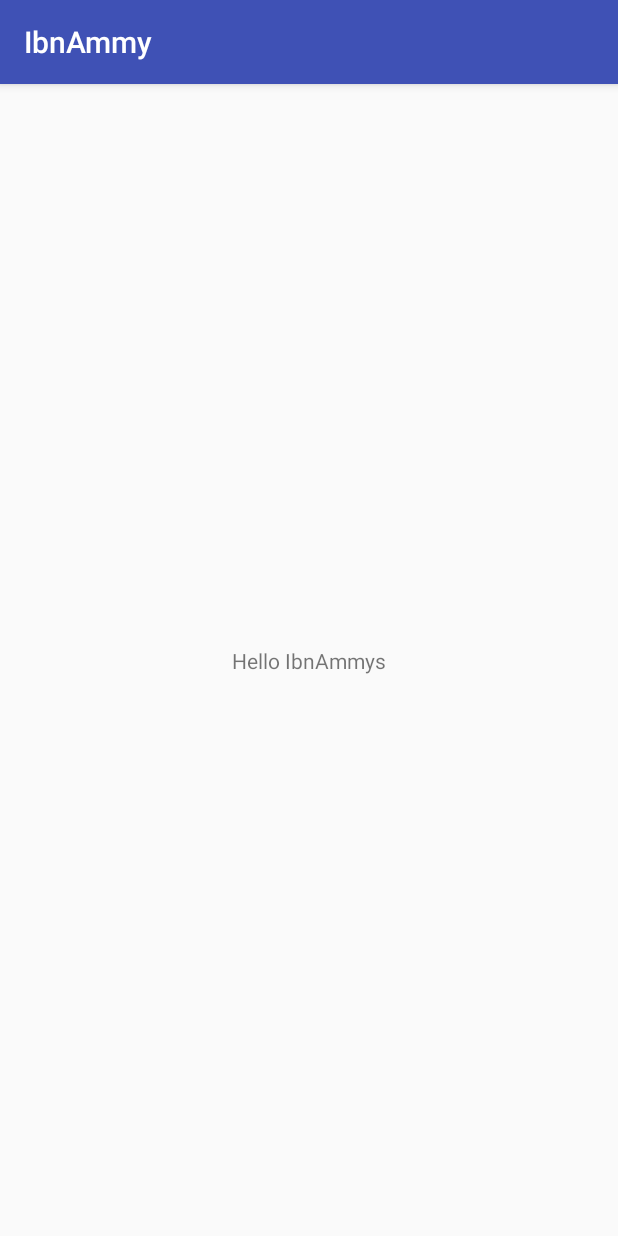
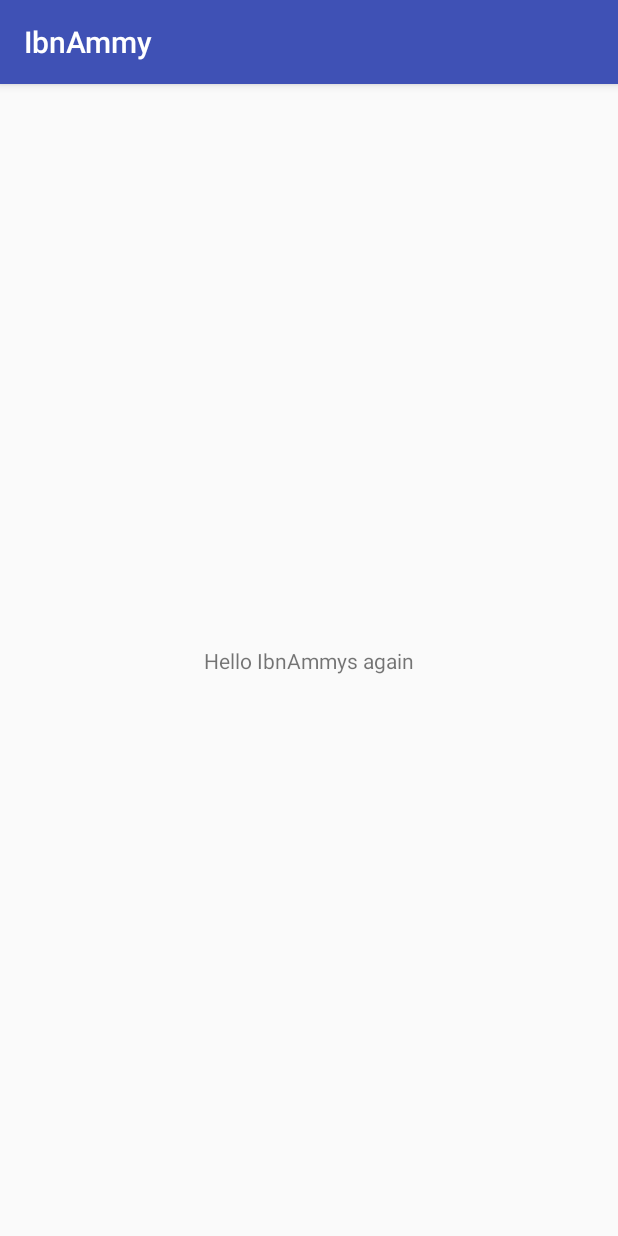
Before and after one commit to AppsValleyCompany/IbnAmmy3, an Android app: the screen it shows after launch (MainActivity), on a phone screen of 412 x 824 dp. Run offline under Robolectric (Android 15) with nearby library versions, the light colour scheme and no system bars.

Commit message:
Edit commit

```diff
--- a/app/src/main/java/com/av/ibnammy/MainActivity.java
+++ b/app/src/main/java/com/av/ibnammy/MainActivity.java
@@ -9,5 +9,8 @@ public class MainActivity extends AppCompatActivity {
     protected void onCreate(Bundle savedInstanceState) {
         super.onCreate(savedInstanceState);
         setContentView(R.layout.activity_main);
+
+        //Edit by Aya  on 12/14/2017
+
     }
 }
--- a/app/src/main/res/values/strings.xml
+++ b/app/src/main/res/values/strings.xml
@@ -1,5 +1,5 @@
 <resources>
     <string name="app_name">IbnAmmy</string>
-    <string name="sayHello">Hello IbnAmmys</string>
+    <string name="sayHello">Hello IbnAmmys again</string>
 
 </resources>
```
